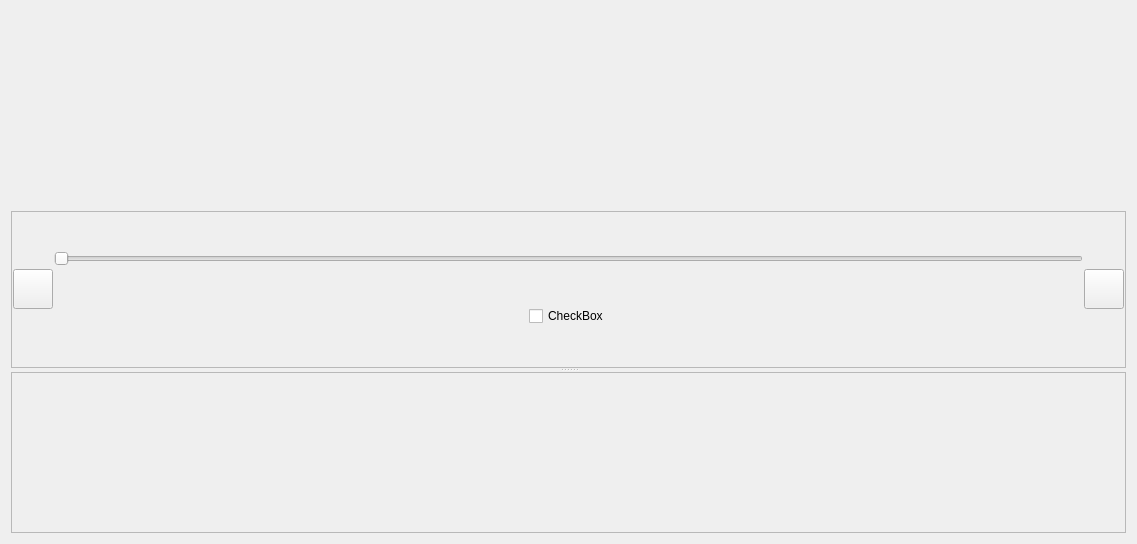
This is src/Indicators/ui/ShPIndicatorItem.ui in alexvrn/rmo as Qt 5 draws it before an edit. The edited form follows.
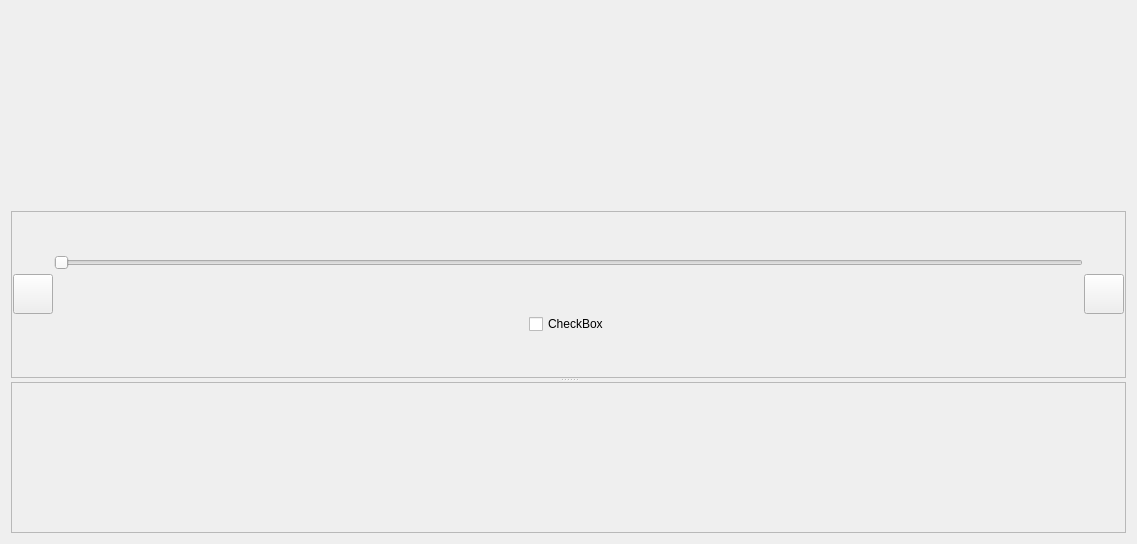
This is the edited form. Custom widgets are drawn as their Qt base class.

Commit message: Добавил простой пример real-time

```diff
--- a/src/Indicators/ui/ShPIndicatorItem.ui
+++ b/src/Indicators/ui/ShPIndicatorItem.ui
@@ -203,7 +203,7 @@
          <property name="sizeHint" stdset="0">
           <size>
            <width>0</width>
-           <height>90</height>
+           <height>80</height>
           </size>
          </property>
         </spacer>
```
The commit also changes 2 other files.
